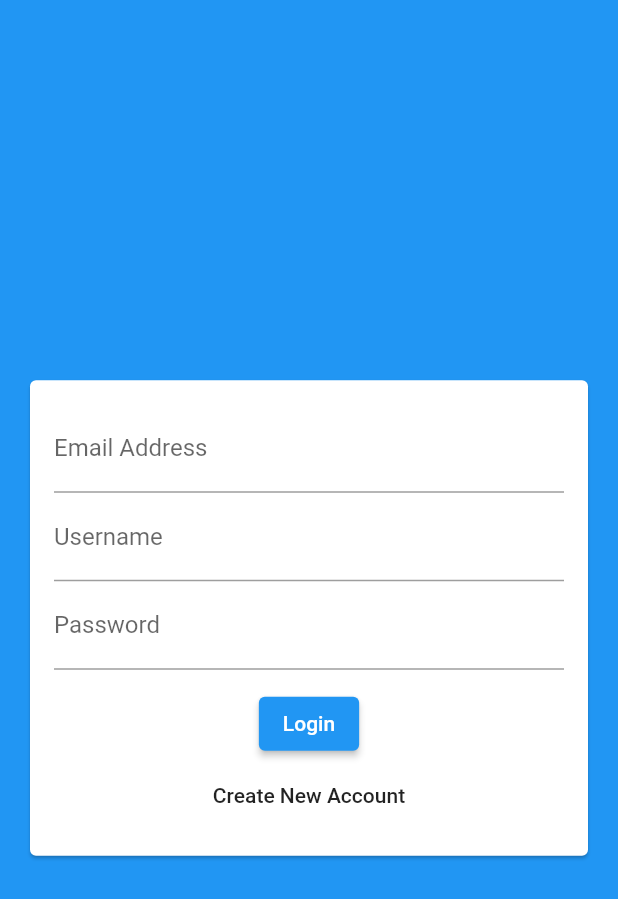
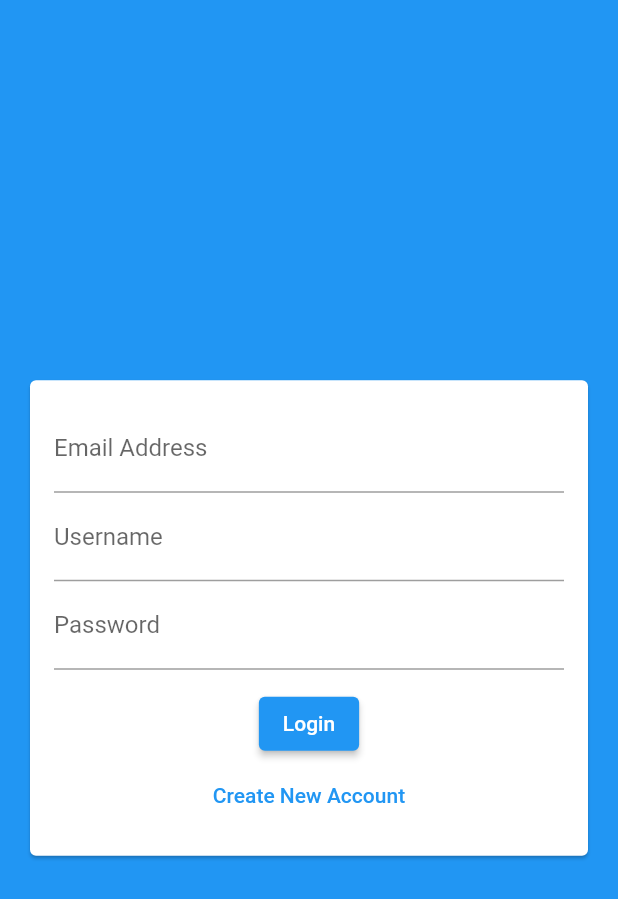
Before and after one commit to FrengkyG/learn-flutter, a Flutter app: the screen it shows after launch, on a phone screen of 412 x 824 dp. Shown: the top 899 px of the screen. Run offline on Flutter 3.47's test engine with Material 2 defaults, Android fonts, the phone set to English and light mode, and no system bars; our stand-ins replace cached_network_image, cloud_firestore, dartz, equatable, firebase_core, flutter_local_notifications and 9 more; missing offline and left inert: android_alarm_manager_plus, app_settings; accounts and stored records are empty; generated files the repository leaves out were written again.

Commit message:
change: MaterialButton -> TextButton

```diff
--- a/Flutter The Complete Guide/06 Chat App/chat_app/lib/widgets/auth/auth_form.dart
+++ b/Flutter The Complete Guide/06 Chat App/chat_app/lib/widgets/auth/auth_form.dart
@@ -33,9 +33,9 @@ class _AuthFormState extends State<AuthForm> {
                     obscureText: true,
                   ),
                   const SizedBox(height: 12),
-                  ElevatedButton(onPressed: () {}, child: Text('Login')),
-                  MaterialButton(
-                    child: Text('Create New Account'),
+                  ElevatedButton(onPressed: () {}, child: const Text('Login')),
+                  TextButton(
+                    child: const Text('Create New Account'),
                     onPressed: () {},
                   ),
                 ],
```
